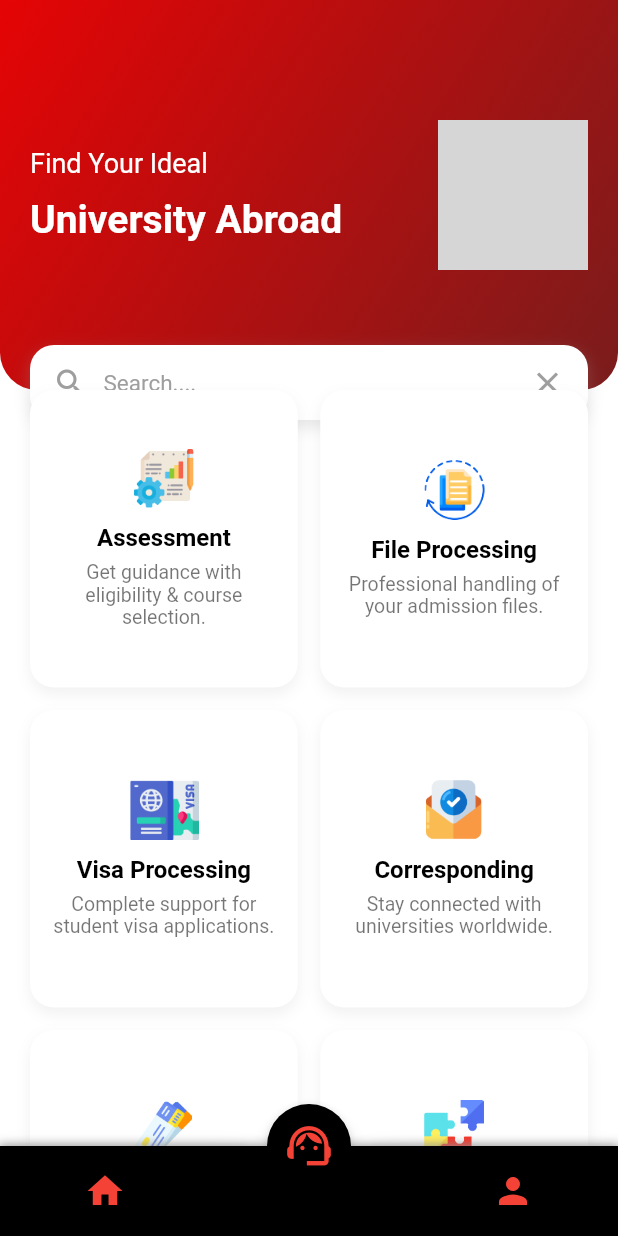
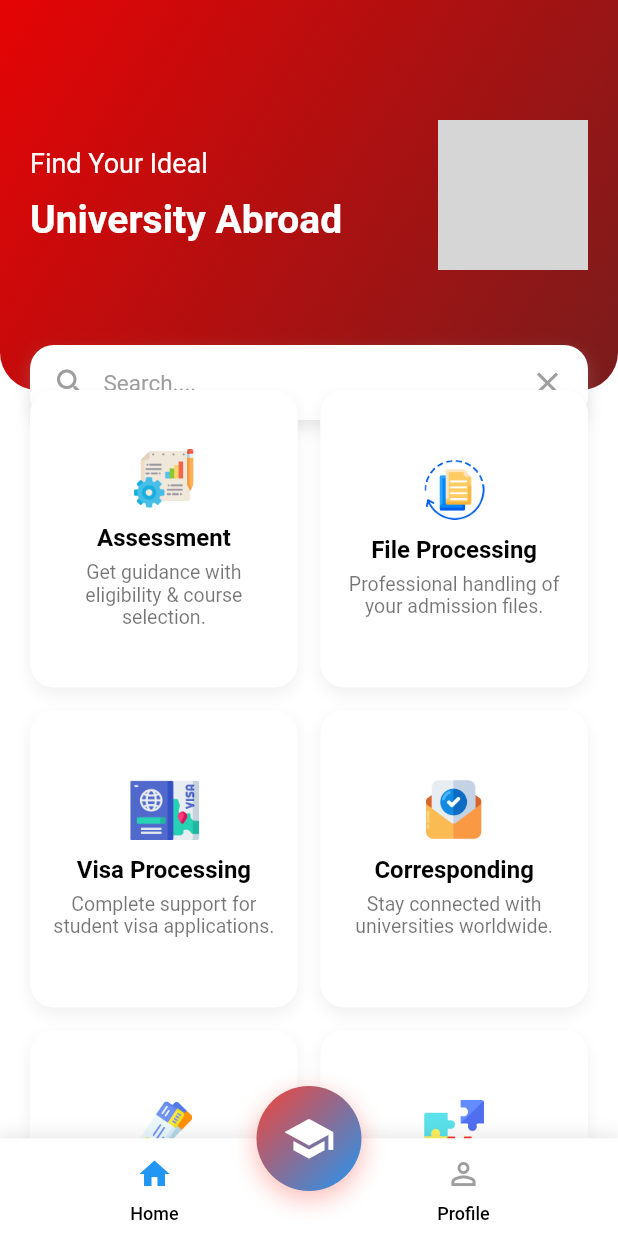
Before and after one commit to Md-Junaead/eduwise, a Flutter app: the BottomNav screen opened by its route, on a phone screen of 412 x 824 dp. Run offline on Flutter 3.47's test engine with Material 3 defaults, Android fonts, the light colour scheme and no system bars; our stand-ins replace cached_network_image, carousel_slider, country_picker; missing offline and left inert: country_flags; network calls fail; grey boxes are pictures that could not be loaded.

Commit message:
Bottom Nav Bar Done

```diff
--- a/lib/main.dart
+++ b/lib/main.dart
@@ -23,7 +23,7 @@ class MyApp extends StatelessWidget {
         debugShowCheckedModeBanner: false,
         title: 'Eduwise',
         theme: AppTheme.light, // Centralized theme
-        initialRoute: RoutesName.studentProfileScreen,
+        initialRoute: RoutesName.signUpScreen,
         onGenerateRoute: Routes.generateRoute,
       ),
     );
--- a/lib/widget/bottom_nav.dart
+++ b/lib/widget/bottom_nav.dart
@@ -10,87 +10,120 @@ class BottomNav extends StatefulWidget {
   State<BottomNav> createState() => _BottomNavState();
 }
 
-class _BottomNavState extends State<BottomNav> {
-  int _currentIndex = 0; // Track which tab is selected
+class _BottomNavState extends State<BottomNav>
+    with SingleTickerProviderStateMixin {
+  int _currentIndex = 0; // Track active tab index
 
-  // ✅ Use IndexedStack for persistent navigation
+  // ✅ Screens with persistent state using IndexedStack
   final List<Widget> _screens = const [
-    HomeScreen(),
-    ConsultantProfileScreen(index: 0),
-    ProfileScreen(),
+    HomeScreen(), // index 0
+    ConsultantProfileScreen(index: 0), // index 1
+    ProfileScreen(), // index 2
   ];
 
   @override
   Widget build(BuildContext context) {
+    final bool isSelected = _currentIndex == 1; // check if middle tab active
+
     return Scaffold(
-      // ✅ Keeps state of all screens (doesn't rebuild)
       body: IndexedStack(index: _currentIndex, children: _screens),
 
-      // ----------------- Bottom Navigation Bar -----------------
+      // ---------------- Modern Bottom Navbar ----------------
       bottomNavigationBar: Container(
-        decoration: const BoxDecoration(
-          color: Colors.black, // Background color Black
+        decoration: BoxDecoration(
+          color: Colors.white,
           boxShadow: [
-            BoxShadow(color: Colors.grey, blurRadius: 5, spreadRadius: 1),
+            BoxShadow(
+              color: Colors.black.withOpacity(0.08),
+              blurRadius: 8,
+              spreadRadius: 2,
+              offset: const Offset(0, -2),
+            ),
           ],
         ),
-        child: BottomAppBar(
-          color: Colors.black,
-          shape:
-              const CircularNotchedRectangle(), // Makes middle button stand out
-          notchMargin: 8.0,
-          child: SizedBox(
-            height: 60, // Height of navbar
-            child: Row(
-              mainAxisAlignment: MainAxisAlignment.spaceAround,
-              children: [
-                // Home Tab
-                IconButton(
-                  icon: const Icon(Icons.home, color: Colors.red, size: 28),
-                  onPressed: () =>
-                      setState(() => _currentIndex = 0), // ✅ Switch tab
+        child: NavigationBarTheme(
+          data: NavigationBarThemeData(
+            backgroundColor: Colors.white,
+            elevation: 0,
+            indicatorColor: Colors.transparent, // no default ripple bg
+            labelTextStyle: WidgetStateProperty.all(
+              const TextStyle(fontSize: 12, fontWeight: FontWeight.w500),
+            ),
+          ),
+          child: NavigationBar(
+            height: 65,
+            selectedIndex: _currentIndex == 2 ? 1 : 0, // ✅ fix selection
+            onDestinationSelected: (index) {
+              // index 0 → Home
+              // index 1 → Profile
+              if (index == 0) setState(() => _currentIndex = 0);
+              if (index == 1) setState(() => _currentIndex = 2);
+            },
+            destinations: [
+              // Home Tab
+              NavigationDestination(
+                icon: Icon(
+                  Icons.home_outlined,
+                  color: _currentIndex == 0 ? Colors.blue : Colors.grey,
                 ),
+                selectedIcon: const Icon(Icons.home, color: Colors.blue),
+                label: 'Home',
+              ),
 
-                // Empty space for middle large button
-                const SizedBox(width: 40),
-
-                // Profile Tab
-                IconButton(
-                  icon: const Icon(Icons.person, color: Colors.red, size: 28),
-                  onPressed: () =>
-                      setState(() => _currentIndex = 2), // ✅ Switch tab
+              // Profile Tab
+              NavigationDestination(
+                icon: Icon(
+                  Icons.person_outline,
+                  color: _currentIndex == 2 ? Colors.red : Colors.grey,
                 ),
-              ],
-            ),
+                selectedIcon: const Icon(Icons.person, color: Colors.red),
+                label: 'Profile',
+              ),
+            ],
           ),
         ),
       ),
 
-      // ----------------- Floating Middle Button -----------------
+      // ---------------- Center Sticky Animated Button ----------------
       floatingActionButtonLocation: FloatingActionButtonLocation.centerDocked,
-      floatingActionButton: FloatingActionButton(
-        backgroundColor: Colors.black,
-        elevation: 5,
-        onPressed: () => setState(() => _currentIndex = 1), // ✅ Switch tab
-        child: const Icon(
-          Icons.support_agent, // Consultant Icon
-          color: Colors.red,
-          size: 35, // Larger size for modern look
+      floatingActionButton: GestureDetector(
+        onTap: () =>
+            setState(() => _currentIndex = 1), // ✅ middle button -> Consultant
+        child: AnimatedScale(
+          scale: isSelected ? 1.2 : 1.0, // bounce effect
+          duration: const Duration(milliseconds: 300),
+          curve: Curves.easeOutBack,
+          child: AnimatedContainer(
+            duration: const Duration(milliseconds: 400),
+            curve: Curves.easeInOut,
+            height: 70,
+            width: 70,
+            decoration: BoxDecoration(
+              shape: BoxShape.circle,
+              gradient: const LinearGradient(
+                colors: [Colors.red, Colors.blue],
+                begin: Alignment.topLeft,
+                end: Alignment.bottomRight,
+              ),
+              boxShadow: [
+                BoxShadow(
+                  color: isSelected
+                      ? Colors.blue.withOpacity(0.6)
+                      : Colors.red.withOpacity(0.3),
+                  blurRadius: isSelected ? 25 : 12,
+                  spreadRadius: isSelected ? 4 : 2,
+                  offset: const Offset(0, 5),
+                ),
+              ],
+            ),
+            child: const Icon(
+              Icons.school, // 🎓 Education themed icon
+              size: 35,
+              color: Colors.white,
+            ),
+          ),
         ),
       ),
     );
   }
 }
-
-
-
-/*
-
-This is my bottom nav bar, i want to use it any screen on my mobile app,
-how to update it to reuseable
-or is there any way to make my bottom nav bar to view any screen user open
-no matter where it is, or do i need to call it on every screen
-
-
-
-*/
```
